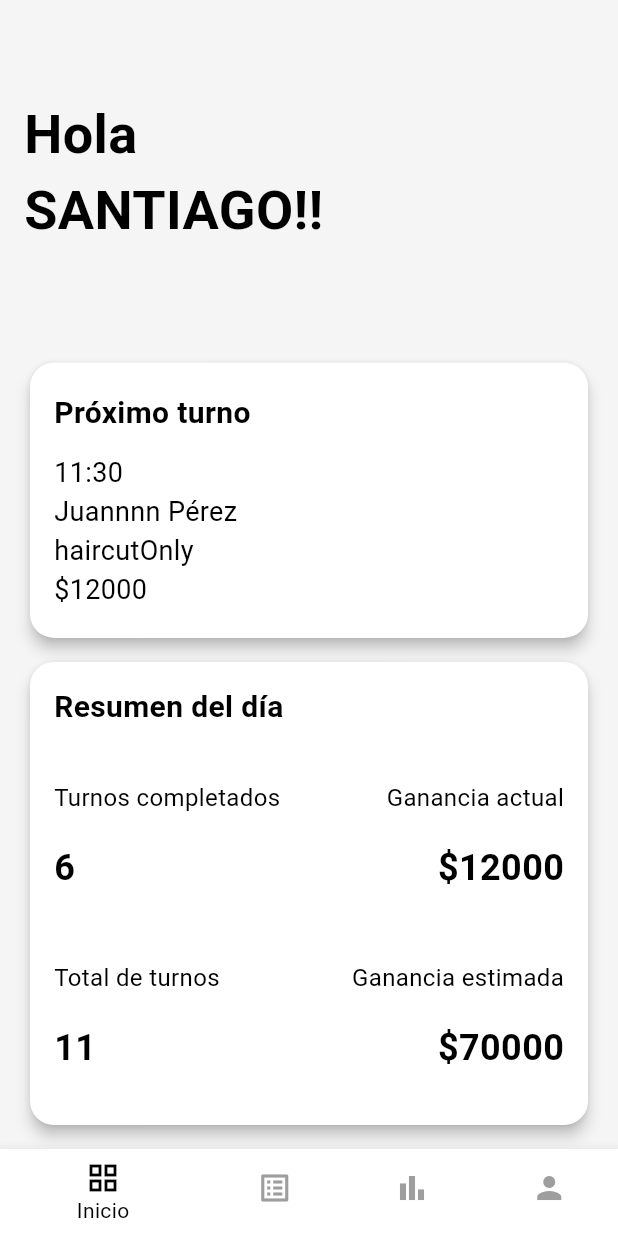
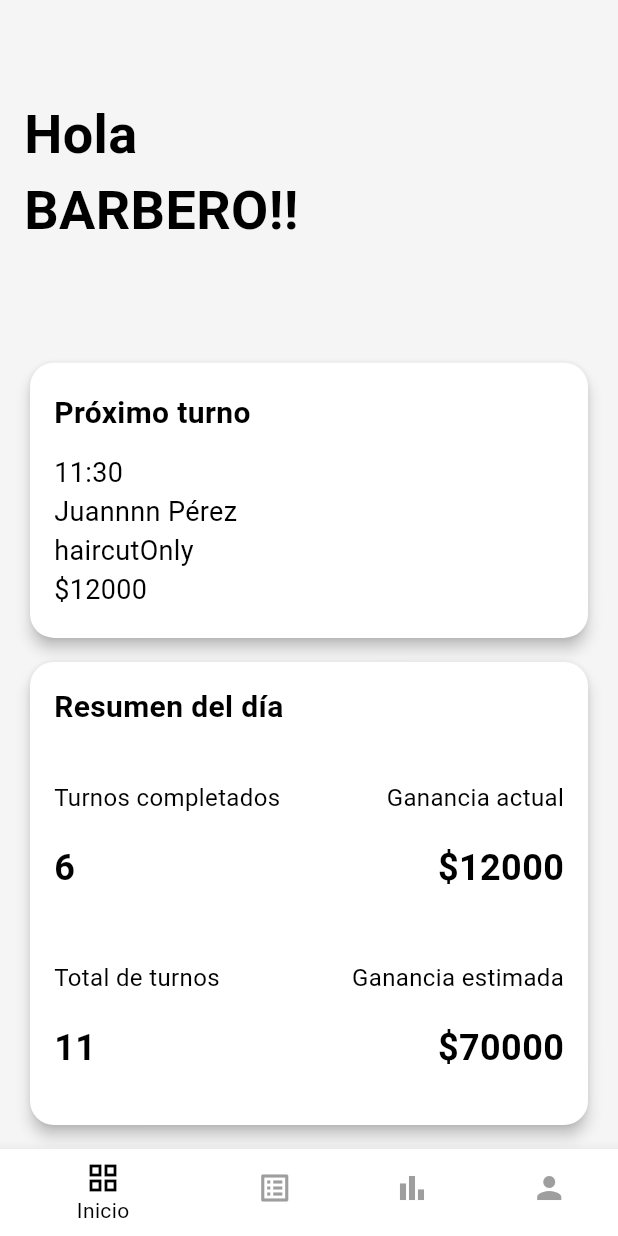
Before and after one commit to 07santiago21/BarberWise, a Flutter app: the screen it shows after launch, after a tap on "Sign in", on a phone screen of 412 x 824 dp. Run offline on Flutter 3.47's test engine with Material 3 defaults, Android fonts, the phone set to English and light mode, and no system bars; our stand-ins replace fl_chart.

Commit message:
fix(grettin_header): change the name in dashboard

```diff
--- a/lib/domain/entities/summary_entity.dart
+++ b/lib/domain/entities/summary_entity.dart
@@ -1,4 +1,3 @@
-// lib/domain/entities/summary_entity.dart
 class SummaryEntity {
   final int completedTurns;
   final int totalTurns;
--- a/lib/presentation/widgets/dashboard/greeting_header.dart
+++ b/lib/presentation/widgets/dashboard/greeting_header.dart
@@ -19,7 +19,7 @@ class GreetingHeader extends StatelessWidget {
             ),
           ),
           Text(
-            'SANTIAGO!!',
+            'BARBERO!!',
             style: TextStyle(
               fontSize: 36,
               fontWeight: FontWeight.bold,
```
